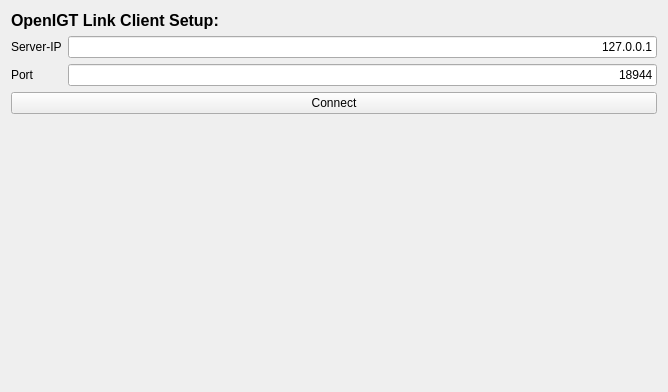
MITK/MITK, file Plugins/org.mitk.gui.qt.igtlplugin/src/internal/OpenIGTLinkControls.ui: the form before one commit.
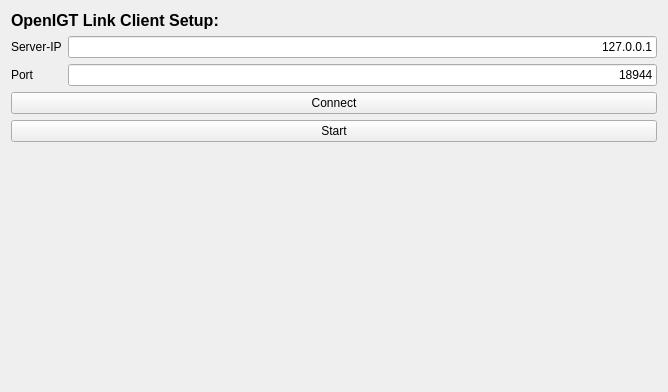
The form after the commit.

Patch:
```diff
--- a/Plugins/org.mitk.gui.qt.igtlplugin/src/internal/OpenIGTLinkControls.ui
+++ b/Plugins/org.mitk.gui.qt.igtlplugin/src/internal/OpenIGTLinkControls.ui
@@ -111,6 +111,13 @@
        </property>
       </widget>
      </item>
+     <item>
+      <widget class="QPushButton" name="butStart">
+       <property name="text">
+        <string>Start</string>
+       </property>
+      </widget>
+     </item>
      <item>
       <spacer name="spacer2">
        <property name="orientation">
```
